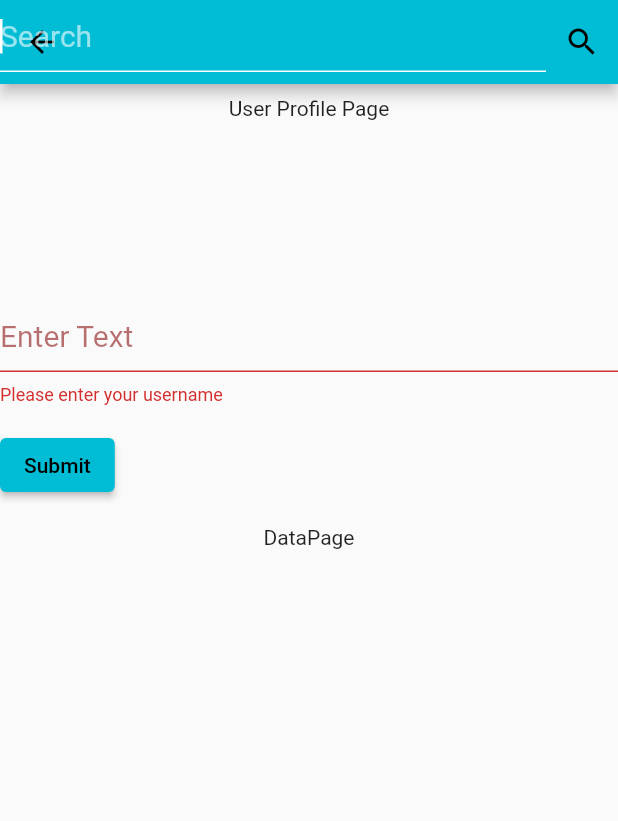
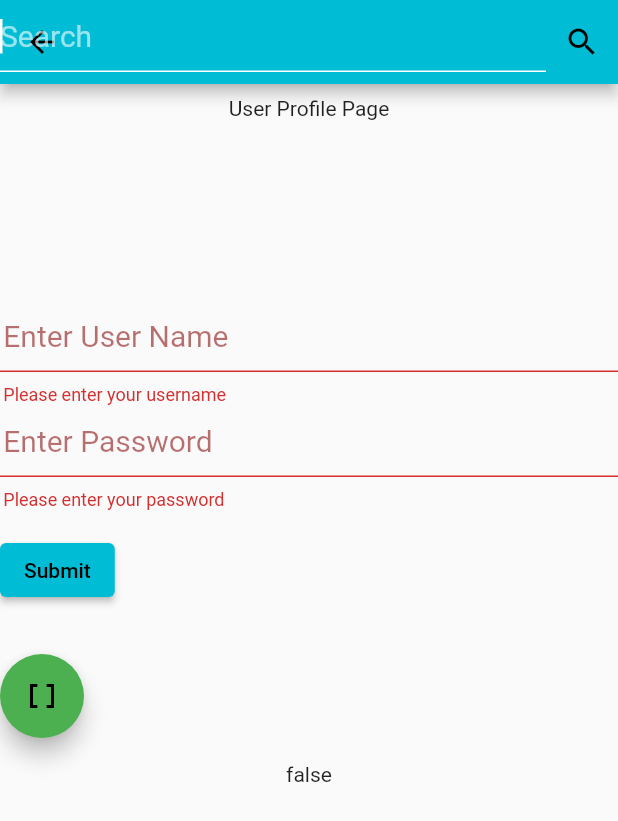
Before and after one commit to angelicrf/boatusers-flutter, a Flutter app: the screen it shows after launch, item 4 of the bottom bar chosen, after a tap on "Submit", on a phone screen of 412 x 824 dp. Shown: the top 821 px of the screen. Run offline on Flutter 3.47's test engine with Material 2 defaults, Android fonts, the phone set to English and light mode, and no system bars; our stand-ins replace flutter_redux, google_nav_bar, redux, redux_thunk; missing offline and left inert: redux_persist, redux_persist_flutter.

Commit message:
mngdb-get-post-userProfile

```diff
--- a/lib/components/userProfile.dart
+++ b/lib/components/userProfile.dart
@@ -1,5 +1,3 @@
-import 'dart:html';
-
 import 'package:boatusers/components/apiUserProfileFuncs.dart';
 import 'package:boatusers/components/searchWidget.dart';
 import 'package:boatusers/components/userProfileModel.dart';
@@ -15,16 +13,24 @@ class UserProfile extends StatefulWidget {
 class _UserProfileState extends State<UserProfile> {
   final searchController = TextEditingController();
   final formController = TextEditingController();
+  final passwordController = TextEditingController();
   final _formKey = GlobalKey<FormState>();
-  String testData = 'Default';
+  bool isGetMngDb = false;
+  bool isPostMngDb = false;
 
   @override
   void dispose() {
     print('disposed...');
     formController.text = '';
+    passwordController.text = '';
     searchController.dispose();
     formController.dispose();
+    passwordController.dispose();
     super.dispose();
+  }
+
+  bool thisFunbool() {
+    return true;
   }
 
   @override
@@ -45,12 +51,25 @@ class _UserProfileState extends State<UserProfile> {
               height: 144.0,
               child: Text('User Profile Page'),
             ),
-            userProfileForm(_formKey, context, formController, setState),
-            mngDbGetDataDisplay(formController, setState),
-            const SizedBox(
+            userProfileForm(
+                _formKey,
+                context,
+                formController,
+                passwordController,
+                () => setState(() {
+                      isPostMngDb = true;
+                    }),
+                () => setState(() {
+                      isGetMngDb = true;
+                    })),
+            mngDbGetDataDisplay(
+                isGetMngDb, () => setState(() => isPostMngDb = false)),
+            mngDbPostDataDisplay(isPostMngDb, formController,
+                passwordController, () => setState(() => isGetMngDb = false)),
+            SizedBox(
               //padding: const EdgeInsets.all(2.0),
               height: 60.0,
-              child: Text('DataPage'),
+              child: Text(isGetMngDb.toString()),
             )
           ],
         ));
@@ -61,7 +80,9 @@ Widget userProfileForm(
     GlobalKey<FormState> _formKey,
     BuildContext context,
     TextEditingController formController,
-    void Function(void Function() thisFunc) thisState) {
+    TextEditingController passwordController,
+    void Function() thisState,
+    void Function() thisBoolState) {
   return Form(
     key: _formKey,
     child: Column(
@@ -70,13 +91,14 @@ Widget userProfileForm(
         TextFormField(
           controller: formController,
           decoration: const InputDecoration(
-            enabledBorder: UnderlineInputBorder(
+            enabledBorder: OutlineInputBorder(
                 borderSide:
                     BorderSide(color: Color.fromARGB(255, 138, 47, 47))),
-            focusedBorder: UnderlineInputBorder(
+            focusedBorder: OutlineInputBorder(
                 borderSide:
                     BorderSide(color: Color.fromARGB(255, 47, 20, 146))),
-            hintText: 'Enter Text',
+            hintText: 'Enter User Name',
+            contentPadding: EdgeInsets.all(2.2),
             hintStyle: TextStyle(
               color: Color.fromARGB(153, 136, 17, 17),
               fontSize: 20,
@@ -90,6 +112,29 @@ Widget userProfileForm(
             return null;
           },
         ),
+        TextFormField(
+          controller: passwordController,
+          decoration: const InputDecoration(
+            enabledBorder: OutlineInputBorder(
+                borderSide:
+                    BorderSide(color: Color.fromARGB(255, 138, 47, 47))),
+            focusedBorder: OutlineInputBorder(
+                borderSide: BorderSide(color: Color.fromRGBO(47, 20, 146, 1))),
+            hintText: 'Enter Password',
+            contentPadding: EdgeInsets.all(2.2),
+            hintStyle: TextStyle(
+              color: Color.fromARGB(153, 136, 17, 17),
+              fontSize: 20,
+            ),
+          ),
+          // The validator receives the text that the user has entered.
+          validator: (value) {
+            if (value == null || value.isEmpty) {
+              return 'Please enter your password';
+            }
+            return null;
+          },
+        ),
         Padding(
           padding: const EdgeInsets.symmetric(vertical: 16.0),
           child: ElevatedButton(
@@ -98,21 +143,28 @@ Widget userProfileForm(
                 ScaffoldMessenger.of(context).showSnackBar(
                   const SnackBar(content: Text('Processing Data')),
                 );
-                thisState(() {});
+                thisState();
               }
             },
             child: const Text('Submit'),
           ),
         ),
+        Padding(
+            padding: const EdgeInsets.symmetric(vertical: 16.0),
+            child: FloatingActionButton(
+                backgroundColor: Colors.green,
+                child: Icon(Icons.data_array),
+                onPressed: () {
+                  thisBoolState();
+                })),
       ],
     ),
   );
 }
 
-Widget mngDbGetDataDisplay(TextEditingController formController,
-    void Function(void Function() thisFunc) thisState) {
-  if (formController.text != '') {
-    thisState(() {});
+Widget mngDbGetDataDisplay(bool isMngdbGet, void Function() thisState) {
+  if (isMngdbGet) {
+    thisState();
     return Expanded(
         child: FutureBuilder<List<UserProfileModel>>(
       future: APIUserProfileFuncs.getAllUsers(),
@@ -130,3 +182,29 @@ Widget mngDbGetDataDisplay(TextEditingController formController,
   } else
     return const SizedBox.shrink();
 }
+
+Widget mngDbPostDataDisplay(
+    bool isMngdbPost,
+    TextEditingController formController,
+    TextEditingController passwordController,
+    void Function() thisState) {
+  if (isMngdbPost) {
+    thisState();
+    return Expanded(
+        child: FutureBuilder<List<UserProfileModel>>(
+      future: APIUserProfileFuncs.postUser(
+          formController.text, passwordController.text),
+      builder: (context, posts) {
+        print(posts);
+        if (posts.hasData) {
+          return ListView(
+            children: APIUserProfileFuncs.buildMngData(posts.data!),
+          );
+        } else {
+          return const Text('No Data To Insert');
+        }
+      },
+    ));
+  } else
+    return const SizedBox.shrink();
+}
```
Also changed, not shown: lib/components/apiUserProfileFuncs.dart (+35 -0 lines), pubspec.lock (added), 2 other files.
